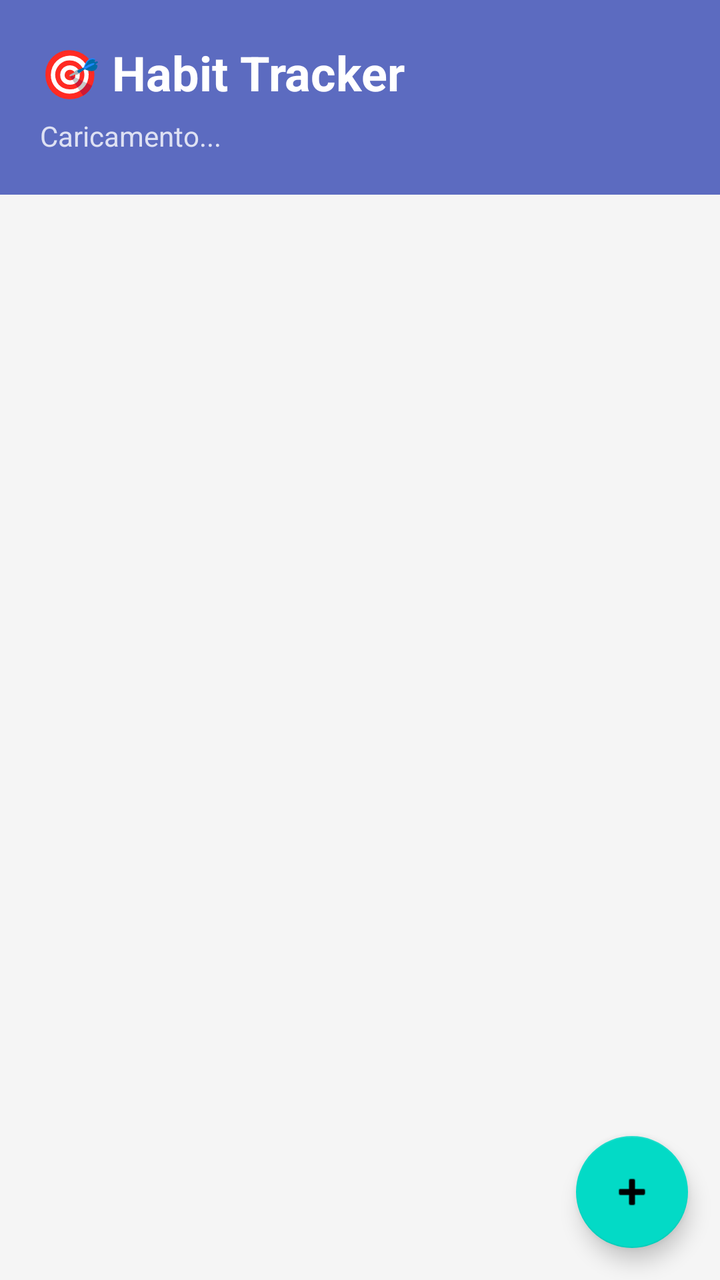
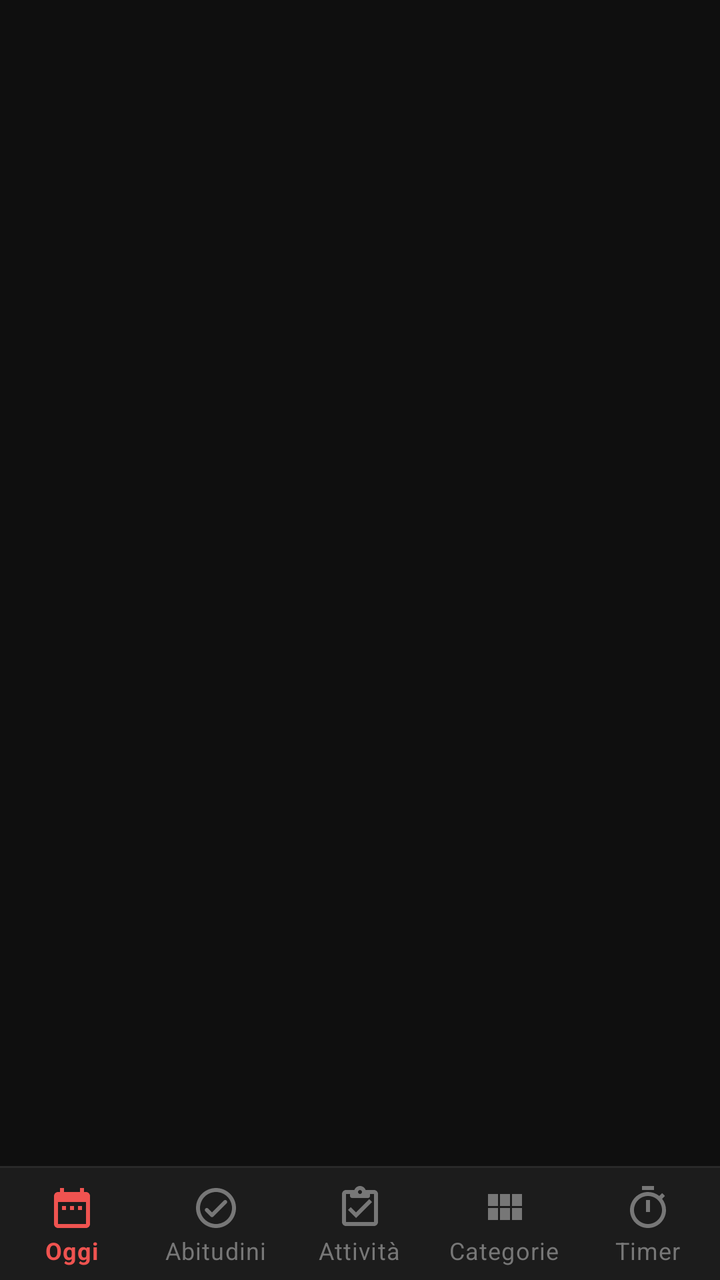

Two renders of the same Android screen: before a commit and after it. Below are the layout's source before the change and the commit's diff.
<!-- AndroidManifest.xml: application theme Theme.HabitTracker -->
<!-- res/layout/activity_main.xml -->
<?xml version="1.0" encoding="utf-8"?>
<LinearLayout xmlns:android="http://schemas.android.com/apk/res/android"
    android:layout_width="match_parent"
    android:layout_height="match_parent"
    android:orientation="vertical"
    android:background="@color/background">

    <LinearLayout
        android:layout_width="match_parent"
        android:layout_height="wrap_content"
        android:background="@color/primary"
        android:orientation="vertical"
        android:padding="20dp">

        <TextView
            android:layout_width="wrap_content"
            android:layout_height="wrap_content"
            android:text="🎯 Habit Tracker"
            android:textColor="@android:color/white"
            android:textSize="24sp"
            android:textStyle="bold" />

        <TextView
            android:id="@+id/tv_progress"
            android:layout_width="wrap_content"
            android:layout_height="wrap_content"
            android:layout_marginTop="6dp"
            android:text="Caricamento..."
            android:textColor="#CCFFFFFF"
            android:textSize="14sp" />
    </LinearLayout>

    <androidx.recyclerview.widget.RecyclerView
        android:id="@+id/recycler_habits"
        android:layout_width="match_parent"
        android:layout_height="0dp"
        android:layout_weight="1"
        android:padding="8dp"
        android:clipToPadding="false" />

    <com.google.android.material.floatingactionbutton.FloatingActionButton
        android:id="@+id/fab_add"
        android:layout_width="wrap_content"
        android:layout_height="wrap_content"
        android:layout_gravity="end|bottom"
        android:layout_margin="16dp"
        android:contentDescription="Aggiungi abitudine"
        android:src="@android:drawable/ic_input_add"
        android:layout_alignParentEnd="true"
        android:layout_alignParentBottom="true" />

</LinearLayout>
<!-- resources referenced by this layout -->
<resources>
  <color name="background">#F5F5F5</color>
  <color name="primary">#5C6BC0</color>
  <style name="Theme.HabitTracker" parent="Theme.MaterialComponents.Light.NoActionBar">
          <item name="colorPrimary">@color/primary</item>
          <item name="colorPrimaryDark">@color/primary_dark</item>
          <item name="colorAccent">@color/accent</item>
          <item name="android:windowBackground">@color/background</item>
      </style>
  <color name="primary_dark">#3949AB</color>
  <color name="accent">#FF7043</color>
</resources>

<!-- the commit's change to res/layout/activity_main.xml (unified diff, before → after) -->
@@ -1,52 +1,30 @@
 <?xml version="1.0" encoding="utf-8"?>
 <LinearLayout xmlns:android="http://schemas.android.com/apk/res/android"
+    xmlns:app="http://schemas.android.com/apk/res-auto"
     android:layout_width="match_parent"
     android:layout_height="match_parent"
     android:orientation="vertical"
-    android:background="@color/background">
+    android:background="@color/bg_dark">
 
-    <LinearLayout
+    <FrameLayout
+        android:id="@+id/fragment_container"
+        android:layout_width="match_parent"
+        android:layout_height="0dp"
+        android:layout_weight="1" />
+
+    <View
+        android:layout_width="match_parent"
+        android:layout_height="1dp"
+        android:background="@color/divider" />
+
+    <com.google.android.material.bottomnavigation.BottomNavigationView
+        android:id="@+id/bottom_nav"
         android:layout_width="match_parent"
         android:layout_height="wrap_content"
-        android:background="@color/primary"
-        android:orientation="vertical"
-        android:padding="20dp">
-
-        <TextView
-            android:layout_width="wrap_content"
-            android:layout_height="wrap_content"
-            android:text="🎯 Habit Tracker"
-            android:textColor="@android:color/white"
-            android:textSize="24sp"
-            android:textStyle="bold" />
-
-        <TextView
-            android:id="@+id/tv_progress"
-            android:layout_width="wrap_content"
-            android:layout_height="wrap_content"
-            android:layout_marginTop="6dp"
-            android:text="Caricamento..."
-            android:textColor="#CCFFFFFF"
-            android:textSize="14sp" />
-    </LinearLayout>
-
-    <androidx.recyclerview.widget.RecyclerView
-        android:id="@+id/recycler_habits"
-        android:layout_width="match_parent"
-        android:layout_height="0dp"
-        android:layout_weight="1"
-        android:padding="8dp"
-        android:clipToPadding="false" />
-
-    <com.google.android.material.floatingactionbutton.FloatingActionButton
-        android:id="@+id/fab_add"
-        android:layout_width="wrap_content"
-        android:layout_height="wrap_content"
-        android:layout_gravity="end|bottom"
-        android:layout_margin="16dp"
-        android:contentDescription="Aggiungi abitudine"
-        android:src="@android:drawable/ic_input_add"
-        android:layout_alignParentEnd="true"
-        android:layout_alignParentBottom="true" />
+        android:background="@color/bg_card"
+        app:itemIconTint="@color/nav_color_selector"
+        app:itemTextColor="@color/nav_color_selector"
+        app:labelVisibilityMode="labeled"
+        app:menu="@menu/bottom_nav_menu" />
 
 </LinearLayout>
<!-- resource entries referenced after the edit -->
@@ -1,14 +1,18 @@
 <!-- resources referenced by this layout -->
 <resources>
-  <color name="background">#F5F5F5</color>
-  <color name="primary">#5C6BC0</color>
-  <style name="Theme.HabitTracker" parent="Theme.MaterialComponents.Light.NoActionBar">
-          <item name="colorPrimary">@color/primary</item>
+  <color name="bg_card">#1C1C1C</color>
+  <color name="bg_dark">#0F0F0F</color>
+  <color name="divider">#2A2A2A</color>
+  <style name="Theme.HabitTracker" parent="Theme.MaterialComponents.NoActionBar">
+          <item name="colorPrimary">@color/accent</item>
           <item name="colorPrimaryDark">@color/primary_dark</item>
-          <item name="colorAccent">@color/accent</item>
-          <item name="android:windowBackground">@color/background</item>
+          <item name="colorAccent">@color/accent_light</item>
+          <item name="android:windowBackground">@color/bg_dark</item>
+          <item name="android:statusBarColor">@color/bg_dark</item>
+          <item name="android:navigationBarColor">@color/bg_card</item>
       </style>
-  <color name="primary_dark">#3949AB</color>
-  <color name="accent">#FF7043</color>
+  <color name="accent">#D32F2F</color>
+  <color name="primary_dark">#B71C1C</color>
+  <color name="accent_light">#EF5350</color>
 </resources>
 
